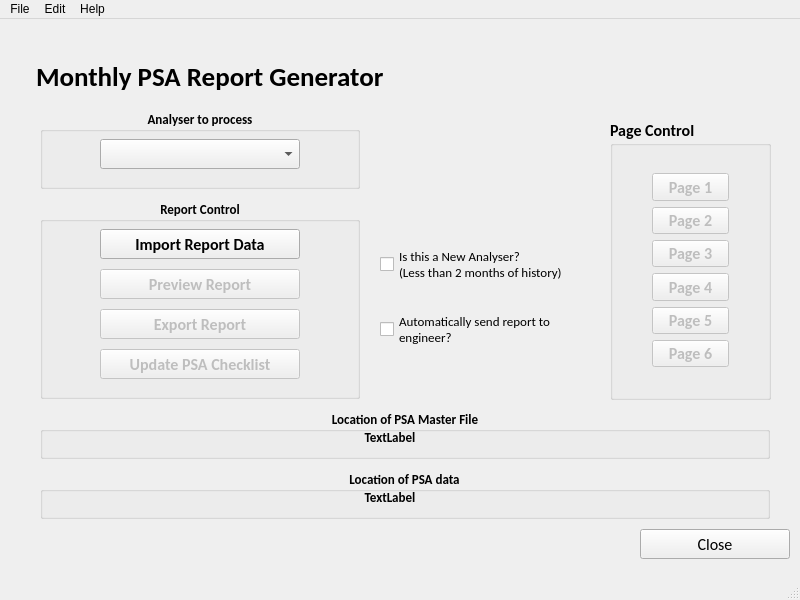
LintonRitchie/Scantech_Monthly_PSA_Report, file PSA_Home_Cal.ui: the form before one commit.
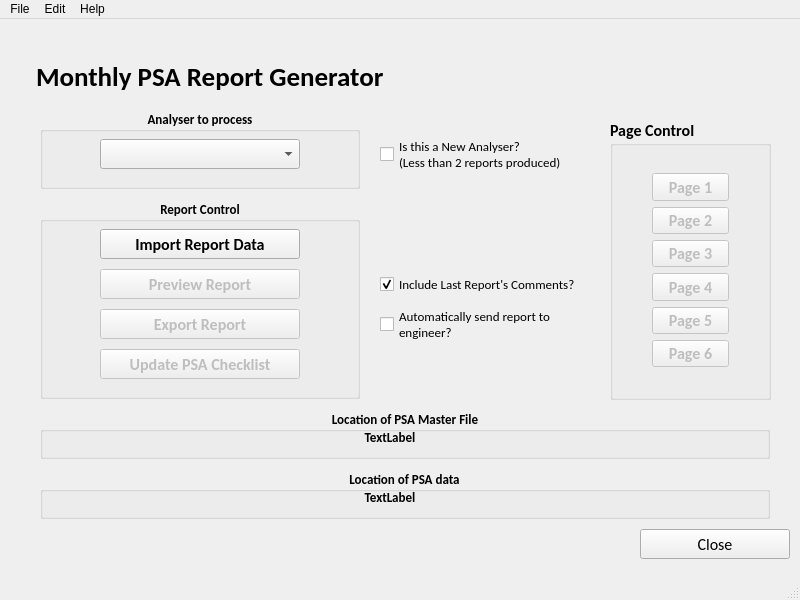
The form after the commit. Icons and pictures are not drawn.

```diff
--- a/PSA_Home_Cal.ui
+++ b/PSA_Home_Cal.ui
@@ -399,7 +399,7 @@
     <property name="geometry">
      <rect>
       <x>380</x>
-      <y>225</y>
+      <y>115</y>
       <width>200</width>
       <height>40</height>
      </rect>
@@ -415,14 +415,14 @@
     </property>
     <property name="text">
      <string>Is this a New Analyser?
-(Less than 2 months of history)</string>
+(Less than 2 reports produced)</string>
     </property>
    </widget>
    <widget class="QCheckBox" name="AutoSendReport">
     <property name="geometry">
      <rect>
       <x>380</x>
-      <y>290</y>
+      <y>285</y>
       <width>200</width>
       <height>40</height>
      </rect>
@@ -441,6 +441,31 @@
 engineer?</string>
     </property>
    </widget>
+   <widget class="QCheckBox" name="IncLastMonth">
+    <property name="geometry">
+     <rect>
+      <x>380</x>
+      <y>245</y>
+      <width>200</width>
+      <height>40</height>
+     </rect>
+    </property>
+    <property name="font">
+     <font>
+      <family>Calibri</family>
+      <pointsize>10</pointsize>
+     </font>
+    </property>
+    <property name="layoutDirection">
+     <enum>Qt::LeftToRight</enum>
+    </property>
+    <property name="text">
+     <string>Include Last Report's Comments?</string>
+    </property>
+    <property name="checked">
+     <bool>true</bool>
+    </property>
+   </widget>
   </widget>
   <widget class="QMenuBar" name="menubar">
    <property name="geometry">
```
Left out of the diff: 2 changed lines with no effect on the pictures.
